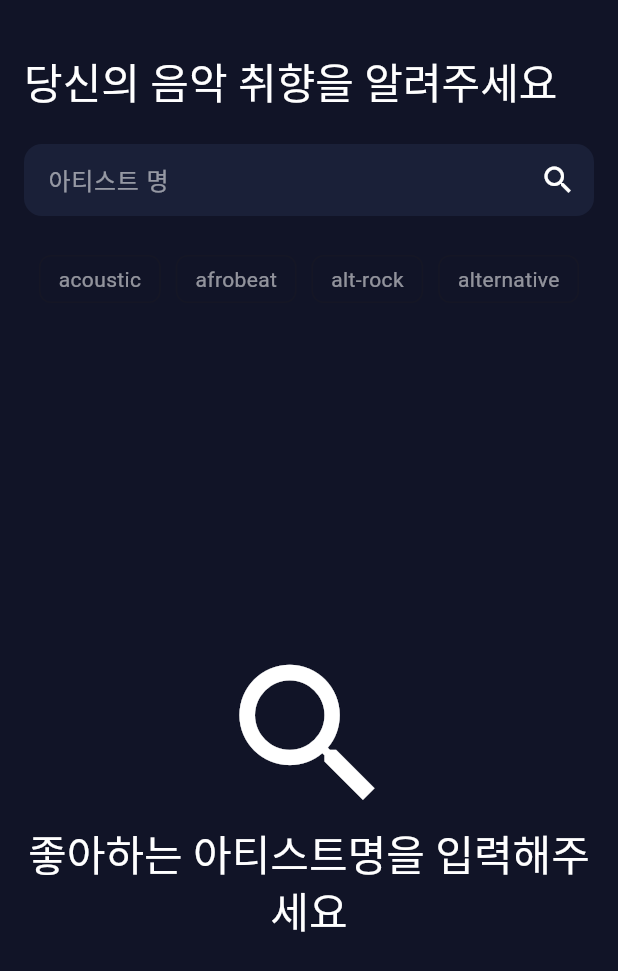
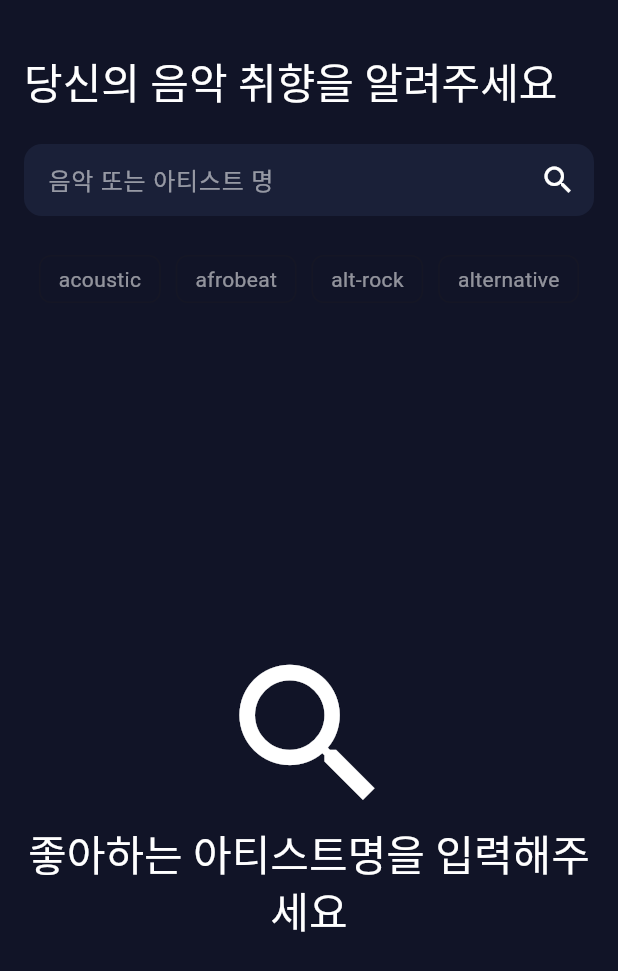
Before and after one commit to xub2/music_recommender, a Flutter app: the MusicRecommendationScreen screen opened directly, on a phone screen of 412 x 824 dp. Shown: the top 971 px of the screen. Run offline on Flutter 3.47's test engine with Material 3 defaults, Android fonts, the phone set to English and light mode, and no system bars; drawn by our look-alikes of chips_choice; our stand-ins replace google_fonts.

Commit message:
update 6/4

```diff
--- a/lib/views/music_recommendation_screen/music_recommendation_screen.dart
+++ b/lib/views/music_recommendation_screen/music_recommendation_screen.dart
@@ -67,7 +67,7 @@ class _MusicRecommendationScreenState extends State<MusicRecommendationScreen> {
                       style: const TextStyle(color: Colors.white),
                       decoration: const InputDecoration(
                           border: InputBorder.none,
-                          hintText: "아티스트 명",
+                          hintText: "음악 또는 아티스트 명",
                           hintStyle: TextStyle(
                               color: Colors.white54,
                               fontWeight: FontWeight.w500)),
--- a/pubspec.yaml
+++ b/pubspec.yaml
@@ -64,10 +64,7 @@ flutter:
   uses-material-design: true
 
   # To add assets to your application, add an assets section, like this:
-  assets:
-    - assets/images/web.png
-    - assets/images/spotify.png
-    - assets/images/find.png
+  #assets:
     #   - images/a_dot_ham.jpeg
 
   # An image asset can refer to one or more resolution-specific "variants", see
```
Also changed, not shown: 2 other files.
